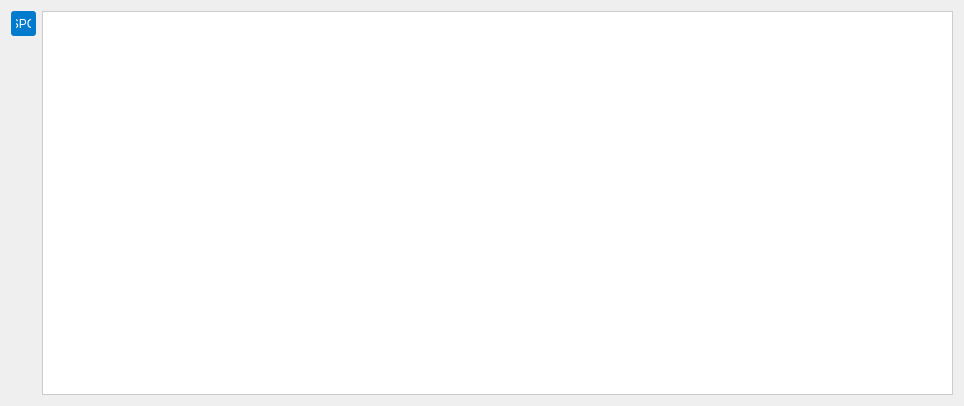
This is sources/Spectrogram/window/SpgWindow.ui in AquaCreatura/AquaWave as Qt 5 draws it before an edit. The edited form follows.
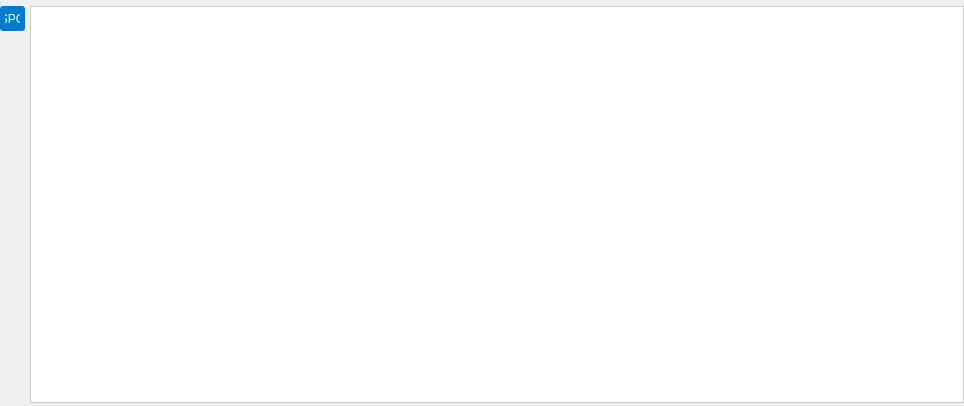
This is the edited form.

Commit message: Правки по GUI, поправил разнобойную отрисовку спектрограммы

Diff of the .ui file:
```diff
--- a/sources/Spectrogram/window/SpgWindow.ui
+++ b/sources/Spectrogram/window/SpgWindow.ui
@@ -52,32 +52,24 @@
   </property>
   <layout class="QGridLayout" name="gridLayout">
    <property name="leftMargin">
-    <number>11</number>
+    <number>0</number>
    </property>
-   <item row="1" column="1">
-    <widget class="QFrame" name="SpgChart">
-     <property name="sizePolicy">
-      <sizepolicy hsizetype="Expanding" vsizetype="Preferred">
-       <horstretch>0</horstretch>
-       <verstretch>0</verstretch>
-      </sizepolicy>
-     </property>
-     <property name="frameShape">
-      <enum>QFrame::StyledPanel</enum>
-     </property>
-     <property name="frameShadow">
-      <enum>QFrame::Raised</enum>
-     </property>
-     <property name="lineWidth">
-      <number>0</number>
-     </property>
-     <property name="midLineWidth">
-      <number>0</number>
-     </property>
-     <layout class="QGridLayout" name="gridLayout_2"/>
-    </widget>
-   </item>
-   <item row="1" column="0">
+   <property name="topMargin">
+    <number>6</number>
+   </property>
+   <property name="rightMargin">
+    <number>0</number>
+   </property>
+   <property name="bottomMargin">
+    <number>3</number>
+   </property>
+   <property name="horizontalSpacing">
+    <number>5</number>
+   </property>
+   <property name="verticalSpacing">
+    <number>3</number>
+   </property>
+   <item row="0" column="0">
     <layout class="QVBoxLayout" name="verticalLayout">
      <item>
       <widget class="QPushButton" name="do_smth">
@@ -119,6 +111,45 @@
      </item>
     </layout>
    </item>
+   <item row="0" column="2">
+    <widget class="QFrame" name="SpgChart">
+     <property name="sizePolicy">
+      <sizepolicy hsizetype="Expanding" vsizetype="Preferred">
+       <horstretch>0</horstretch>
+       <verstretch>0</verstretch>
+      </sizepolicy>
+     </property>
+     <property name="frameShape">
+      <enum>QFrame::StyledPanel</enum>
+     </property>
+     <property name="frameShadow">
+      <enum>QFrame::Raised</enum>
+     </property>
+     <property name="lineWidth">
+      <number>0</number>
+     </property>
+     <property name="midLineWidth">
+      <number>0</number>
+     </property>
+     <layout class="QGridLayout" name="gridLayout_2">
+      <property name="leftMargin">
+       <number>0</number>
+      </property>
+      <property name="topMargin">
+       <number>0</number>
+      </property>
+      <property name="rightMargin">
+       <number>0</number>
+      </property>
+      <property name="bottomMargin">
+       <number>0</number>
+      </property>
+      <property name="spacing">
+       <number>2</number>
+      </property>
+     </layout>
+    </widget>
+   </item>
   </layout>
  </widget>
  <resources/>
```
The commit also changes 6 other files.
